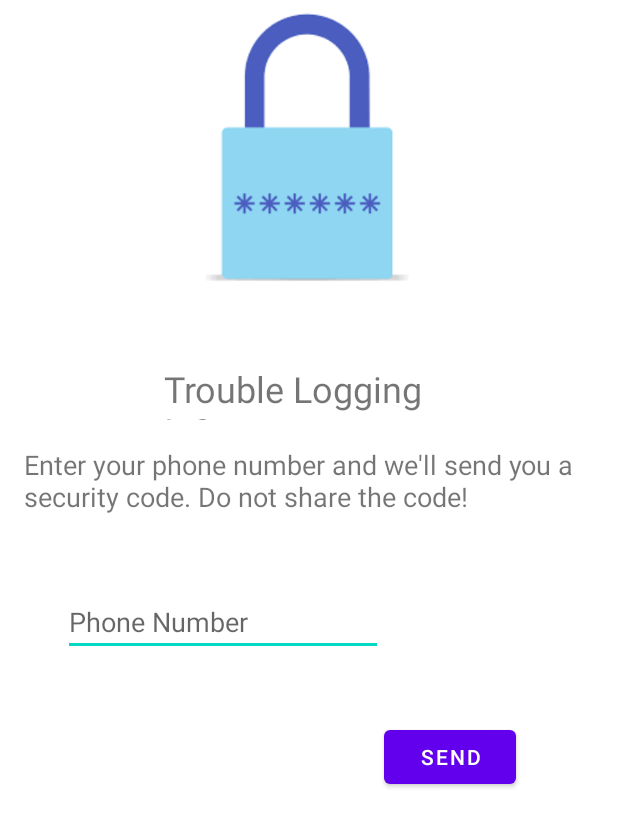
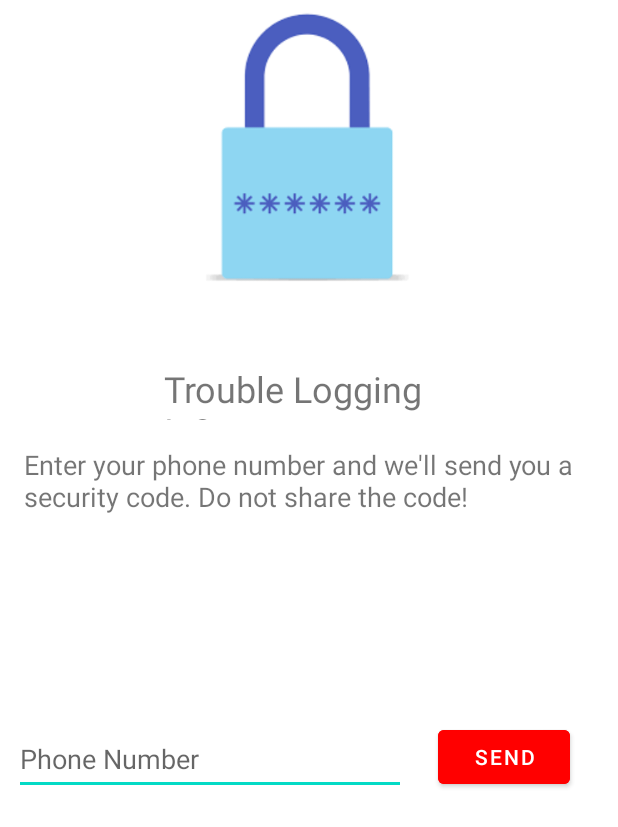
Before and after one commit to Yosef3251/Yosefproject, an Android app: the SendSMSActivity screen opened directly, with no data from a screen before it, on a phone screen of 412 x 824 dp. Shown: the top 827 px of the screen. Run offline under Robolectric (Android 15) with nearby library versions, the phone set to English and light mode, and no system bars.

Commit message:
final ?6/6/21

```diff
--- a/app/src/main/AndroidManifest.xml
+++ b/app/src/main/AndroidManifest.xml
@@ -14,9 +14,6 @@
             android:exported="false" />
         <activity
             android:name=".QuestionPack.QuestionDetailsActivty"
-            android:exported="false" />
-        <activity
-            android:name=".SubjectPack.AllSubjectsActivity"
             android:exported="false" />
         <activity
             android:name=".SubjectPack.AddSubjectActivity"
--- a/app/src/main/java/com/yosef/yosefproject1011/MainActivity.java
+++ b/app/src/main/java/com/yosef/yosefproject1011/MainActivity.java
@@ -75,4 +75,9 @@ public class MainActivity extends AppCompatActivity {
         Intent i = new Intent(this, SendSMSActivity.class);
         startActivity(i);
     }
+
+    public void Gotoresetpass(View view) {
+        Intent i = new Intent(this, SendSMSActivity.class);
+        startActivity(i);
+    }
 }
--- a/app/src/main/res/layout/activity_first_page.xml
+++ b/app/src/main/res/layout/activity_first_page.xml
@@ -74,8 +74,8 @@
 
     <androidx.recyclerview.widget.RecyclerView
         android:id="@+id/rvAllSubjectsFirstPageActivity"
-        android:layout_width="409dp"
-        android:layout_height="454dp"
+        android:layout_width="414dp"
+        android:layout_height="433dp"
         android:layout_marginStart="1dp"
         android:layout_marginEnd="1dp"
         android:layout_marginBottom="1dp"
--- a/app/src/main/res/layout/activity_main.xml
+++ b/app/src/main/res/layout/activity_main.xml
@@ -87,6 +87,7 @@
         android:layout_marginEnd="150dp"
         android:layout_marginBottom="13dp"
         android:text="Forget password?"
+        android:onClick="Gotoresetpass"
         app:layout_constraintBottom_toTopOf="@+id/tvCreataMain"
         app:layout_constraintEnd_toEndOf="parent"
         app:layout_constraintHorizontal_bias="0.0"
--- a/app/src/main/res/layout/activity_send_sms.xml
+++ b/app/src/main/res/layout/activity_send_sms.xml
@@ -12,9 +12,11 @@
         android:layout_width="wrap_content"
         android:layout_height="wrap_content"
         android:layout_marginTop="388dp"
-        android:layout_marginEnd="68dp"
+        android:layout_marginEnd="32dp"
         android:layout_marginBottom="295dp"
+        android:backgroundTint="#FF0000"
         android:text="Send"
+        android:textColor="#FFFFFF"
         app:layout_constraintBottom_toBottomOf="parent"
         app:layout_constraintEnd_toEndOf="parent"
         app:layout_constraintTop_toTopOf="parent"
@@ -22,20 +24,22 @@
 
     <EditText
         android:id="@+id/etPhoneSMS"
-        android:layout_width="wrap_content"
-        android:layout_height="wrap_content"
-        android:layout_marginStart="43dp"
+        android:layout_width="261dp"
+        android:layout_height="47dp"
+        android:layout_marginStart="16dp"
         android:layout_marginTop="392dp"
-        android:layout_marginEnd="2dp"
+        android:layout_marginEnd="21dp"
         android:layout_marginBottom="294dp"
         android:ems="10"
         android:hint="Phone Number"
         android:inputType="phone"
+        android:minHeight="48dp"
         app:layout_constraintBottom_toBottomOf="parent"
         app:layout_constraintEnd_toStartOf="@+id/btnSendSMS"
+        app:layout_constraintHorizontal_bias="1.0"
         app:layout_constraintStart_toStartOf="parent"
         app:layout_constraintTop_toTopOf="parent"
-        app:layout_constraintVertical_bias="0.0" />
+        app:layout_constraintVertical_bias="1.0" />
 
     <TextView
         android:id="@+id/tvTroubleSMS"
--- a/build.gradle
+++ b/build.gradle
@@ -5,7 +5,7 @@ buildscript {
         mavenCentral()
     }
     dependencies {
-        classpath 'com.android.tools.build:gradle:7.3.0-alpha03'
+        classpath 'com.android.tools.build:gradle:7.2.1'
         classpath 'com.google.gms:google-services:4.3.10'
 
         // NOTE: Do not place your application dependencies here; they belong
```
Also changed, not shown: app/src/main/java/com/yosef/yosefproject1011/FirstPageActivity.java (+61 -4 lines), app/src/main/java/com/yosef/yosefproject1011/SubjectPack/AdapterSubject.java (+16 -7 lines), app/src/main/java/com/yosef/yosefproject1011/SubjectPack/AddSubjectActivity.java (+5 -4 lines), app/src/main/java/com/yosef/yosefproject1011/SubjectPack/AllSubjectsActivity.java (deleted, +0 -77 lines), app/src/main/res/layout/activity_all_subjects.xml (deleted, +0 -21 lines), gradle/wrapper/gradle-wrapper.properties.
